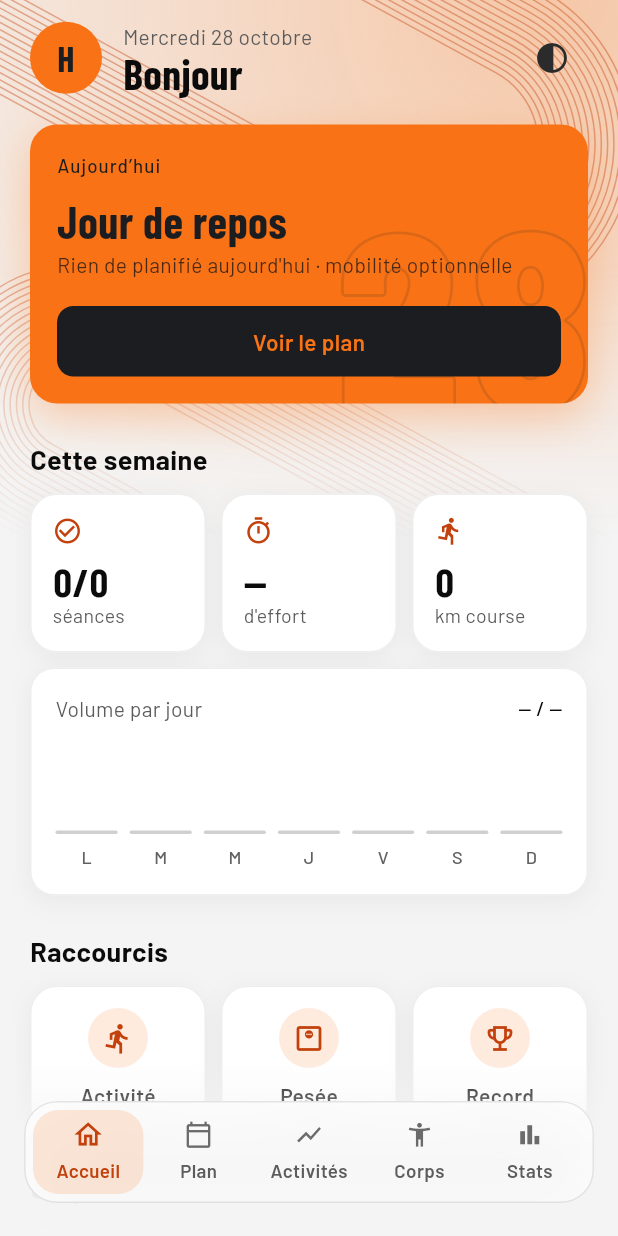
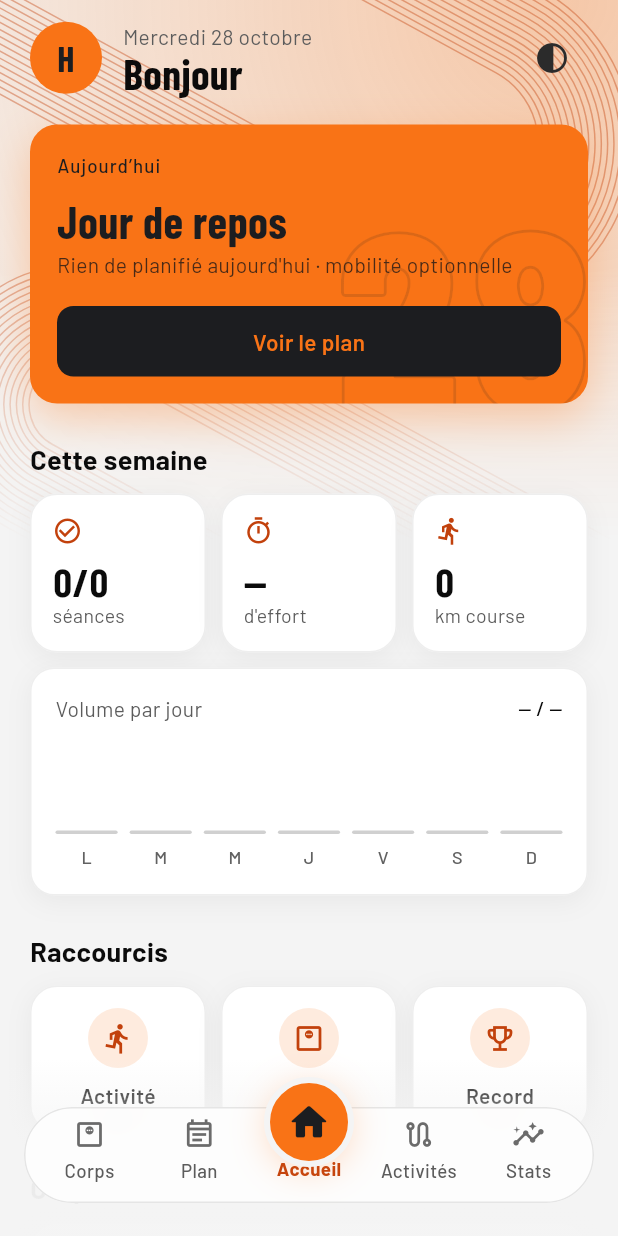
Before and after one commit to lucaslle/SportApp, a Flutter app: the screen it shows after launch, on a phone screen of 412 x 824 dp. Run offline on Flutter 3.47's test engine with Material 3 defaults, Android fonts, the phone set to English and light mode, and no system bars; our stand-ins replace file_picker, flutter_map, flutter_riverpod, flutter_secure_storage, google_fonts, latlong2.

Commit message:
Barre d'onglets repensée : accueil en bouton central, onglets rangés par usage

```diff
--- a/fitness_tracker/lib/app/app_screen.dart
+++ b/fitness_tracker/lib/app/app_screen.dart
@@ -3,17 +3,20 @@ import 'package:flutter/material.dart';
 import 'app_shell.dart';
 
 /// Les cinq onglets de la barre du bas.
+/// Ordre de la barre : l'accueil au centre, le plan et les activités (les plus
+/// utilisés) de part et d'autre, le corps et les stats aux extrémités.
 enum AppTab {
-  home('Accueil', Icons.home_outlined),
-  plan('Plan', Icons.calendar_today_outlined),
-  history('Activités', Icons.show_chart),
-  body('Corps', Icons.accessibility_new_outlined),
-  stats('Stats', Icons.bar_chart);
+  body('Corps', Icons.monitor_weight_outlined, Icons.monitor_weight),
+  plan('Plan', Icons.event_note_outlined, Icons.event_note),
+  home('Accueil', Icons.home_outlined, Icons.home_rounded),
+  history('Activités', Icons.route_outlined, Icons.route),
+  stats('Stats', Icons.insights_outlined, Icons.insights);
 
-  const AppTab(this.label, this.icon);
+  const AppTab(this.label, this.icon, this.activeIcon);
 
   final String label;
   final IconData icon;
+  final IconData activeIcon;
 }
 
 /// Les onze écrans de la maquette, avec l'onglet qu'ils mettent en avant.
--- a/fitness_tracker/lib/app/app_shell.dart
+++ b/fitness_tracker/lib/app/app_shell.dart
@@ -29,11 +29,11 @@ class _AppShellState extends State<AppShell> {
   static const _tabsRoute = Navigator.defaultRouteName;
 
   final GlobalKey<NavigatorState> _navigatorKey = GlobalKey<NavigatorState>();
-  final PageController _pages = PageController();
+  final PageController _pages = PageController(initialPage: AppTab.home.index);
   late final _ScreenObserver _observer = _ScreenObserver(_onScreenChanged);
 
   /// Onglet affiché dans les pages.
-  int _tab = 0;
+  int _tab = AppTab.home.index;
 
   /// Écran de détail ouvert par-dessus les pages ; null quand on est sur les onglets.
   AppScreen? _detail;
--- a/fitness_tracker/lib/widgets/glass_tab_bar.dart
+++ b/fitness_tracker/lib/widgets/glass_tab_bar.dart
@@ -5,47 +5,61 @@ import 'package:flutter/material.dart';
 import '../app/app_screen.dart';
 import '../theme/app_theme.dart';
 
-/// Barre d'onglets flottante translucide, en bas de l'écran.
+/// Barre d'onglets flottante translucide, avec l'accueil en bouton rond surélevé au centre.
 class GlassTabBar extends StatelessWidget {
   const GlassTabBar({super.key, required this.active, required this.onSelect});
 
   final AppTab active;
   final ValueChanged<AppTab> onSelect;
 
+  static const _barHeight = 64.0;
+  static const _homeSize = 60.0;
+
   @override
   Widget build(BuildContext context) {
-    return ClipRRect(
-      borderRadius: BorderRadius.circular(22),
+    // Le bouton central dépasse de la barre : la zone englobe les deux pour rester touchable.
+    return SizedBox(
+      height: _barHeight + 20,
+      child: Stack(
+        alignment: Alignment.bottomCenter,
+        children: [
+          ClipRRect(
+            borderRadius: BorderRadius.circular(_barHeight / 2),
             child: BackdropFilter(
               filter: ImageFilter.blur(sigmaX: 22, sigmaY: 22),
               child: Container(
-          height: 68,
-          padding: EdgeInsets.all(5),
+                height: _barHeight,
+                padding: const EdgeInsets.symmetric(horizontal: 6),
                 decoration: BoxDecoration(
                   color: AppColors.glass,
-            borderRadius: BorderRadius.circular(22),
+                  borderRadius: BorderRadius.circular(_barHeight / 2),
                   border: Border.all(color: AppColors.text.withValues(alpha: .1)),
-            boxShadow: [
-              BoxShadow(
-                color: AppColors.shadow,
-                blurRadius: 34,
-                offset: Offset(0, 12),
-              ),
-            ],
                 ),
                 child: Row(
                   children: [
                     for (final tab in AppTab.values)
                       Expanded(
-                  child: _TabButton(
-                    tab: tab,
-                    selected: tab == active,
-                    onTap: () => onSelect(tab),
+                        child: tab == AppTab.home
+                            // Place du bouton central, avec son libellé sous le rond.
+                            ? Align(
+                                alignment: Alignment.bottomCenter,
+                                child: Padding(
+                                  padding: const EdgeInsets.only(bottom: 13),
+                                  child: _Label(tab, selected: tab == active),
                                 ),
+                              )
+                            : _TabButton(tab: tab, selected: tab == active, onTap: () => onSelect(tab)),
                       ),
                   ],
                 ),
               ),
+            ),
+          ),
+          Positioned(
+            top: 0,
+            child: _HomeButton(selected: active == AppTab.home, onTap: () => onSelect(AppTab.home)),
+          ),
+        ],
       ),
     );
   }
@@ -60,38 +74,110 @@ class _TabButton extends StatelessWidget {
 
   @override
   Widget build(BuildContext context) {
-    final iconColor = selected ? AppColors.accentText : AppColors.dim;
-    final labelColor = selected ? AppColors.accentText : AppColors.muted;
-    return GestureDetector(
+    return Semantics(
+      button: true,
+      selected: selected,
+      child: GestureDetector(
         behavior: HitTestBehavior.opaque,
         onTap: onTap,
-      child: AnimatedContainer(
-        duration: Duration(milliseconds: 160),
-        height: 58,
-        decoration: BoxDecoration(
-          color: selected ? AppColors.accent.withValues(alpha: .16) : Colors.transparent,
-          borderRadius: BorderRadius.circular(17),
-        ),
         child: Column(
           mainAxisAlignment: MainAxisAlignment.center,
           children: [
             AnimatedScale(
-              scale: selected ? 1.15 : 1,
-              duration: Duration(milliseconds: 220),
+              scale: selected ? 1.12 : 1,
+              duration: const Duration(milliseconds: 220),
               curve: Curves.easeOutBack,
-              child: Icon(tab.icon, size: 19, color: iconColor),
+              child: Icon(
+                selected ? tab.activeIcon : tab.icon,
+                size: 22,
+                color: selected ? AppColors.accentText : AppColors.dim,
               ),
-            SizedBox(height: 5),
+            ),
+            const SizedBox(height: 4),
+            _Label(tab, selected: selected),
+            const SizedBox(height: 3),
+            // Petit trait sous l'onglet actif.
+            AnimatedContainer(
+              duration: const Duration(milliseconds: 220),
+              curve: Curves.easeOutCubic,
+              width: selected ? 16 : 0,
+              height: 3,
+              decoration: BoxDecoration(color: AppColors.accent, borderRadius: BorderRadius.circular(2)),
+            ),
+          ],
+        ),
+      ),
+    );
+  }
+}
+
+class _Label extends StatelessWidget {
+  const _Label(this.tab, {required this.selected});
+
+  final AppTab tab;
+  final bool selected;
+
+  @override
+  Widget build(BuildContext context) {
     // Réduit le libellé plutôt que de le couper sur les écrans étroits.
-            FittedBox(
+    return FittedBox(
       fit: BoxFit.scaleDown,
       child: Text(
         tab.label,
         maxLines: 1,
-                style: AppText.sans(size: 10, weight: FontWeight.w600, color: labelColor),
+        style: AppText.sans(
+          size: 10,
+          weight: selected ? FontWeight.w700 : FontWeight.w500,
+          color: selected ? AppColors.accentText : AppColors.muted,
         ),
       ),
+    );
+  }
+}
+
+/// Accueil : rond plein de la couleur d'accent, posé au-dessus de la barre.
+class _HomeButton extends StatelessWidget {
+  const _HomeButton({required this.selected, required this.onTap});
+
+  final bool selected;
+  final VoidCallback onTap;
+
+  @override
+  Widget build(BuildContext context) {
+    return Semantics(
+      button: true,
+      selected: selected,
+      label: AppTab.home.label,
+      child: GestureDetector(
+        onTap: onTap,
+        child: AnimatedContainer(
+          duration: const Duration(milliseconds: 220),
+          width: GlassTabBar._homeSize,
+          height: GlassTabBar._homeSize,
+          decoration: BoxDecoration(
+            color: AppColors.accent,
+            shape: BoxShape.circle,
+            // L'anneau du fond détache le rond de la barre ; plus marqué quand l'accueil est affiché.
+            border: Border.all(color: AppColors.background, width: selected ? 4 : 3),
+            boxShadow: [
+              BoxShadow(
+                color: AppColors.accent.withValues(alpha: selected ? .32 : .18),
+                blurRadius: selected ? 22 : 14,
+                spreadRadius: -4,
+                offset: const Offset(0, 4),
+              ),
             ],
+          ),
+          child: AnimatedScale(
+            scale: selected ? 1.08 : 1,
+            duration: const Duration(milliseconds: 220),
+            curve: Curves.easeOutBack,
+            child: Icon(
+              selected ? AppTab.home.activeIcon : AppTab.home.icon,
+              size: 28,
+              color: AppColors.onAccent,
+            ),
+          ),
         ),
       ),
     );
```
Also changed, not shown: 1 other file. Lines whose indentation alone changed are shown as unchanged.
